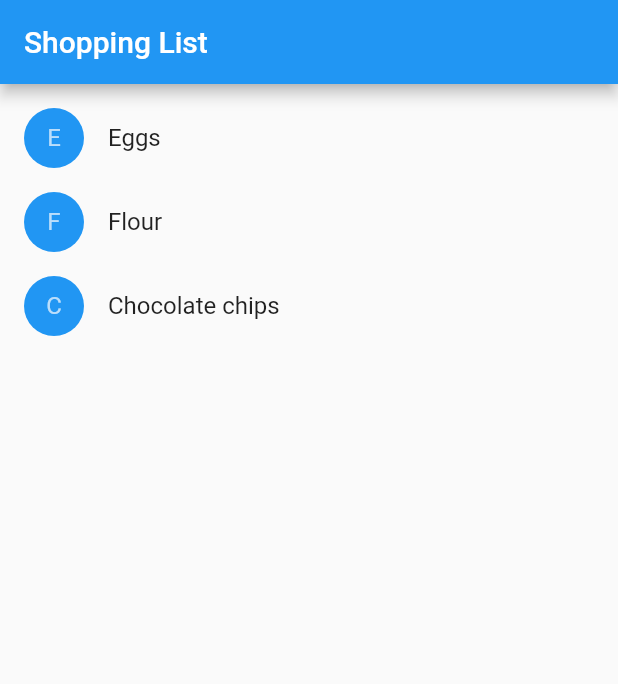
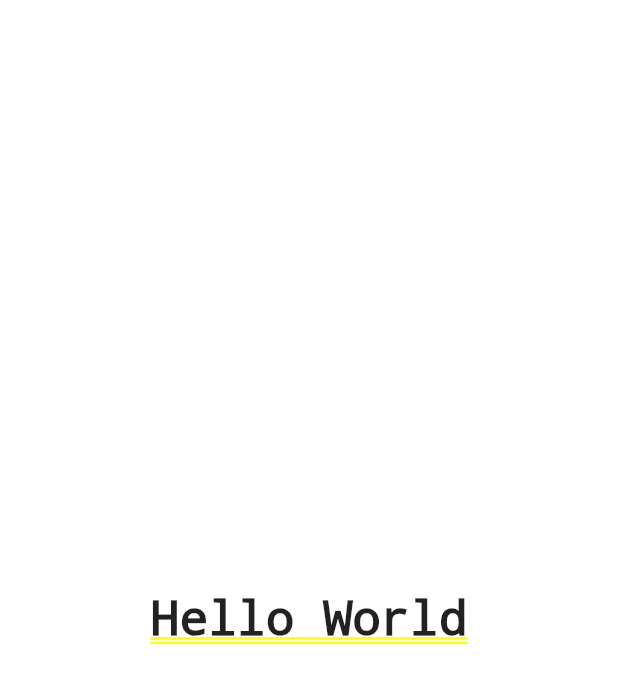
Before and after one commit to incredibleMJ/Flutter_DEMO, a Flutter app: the screen it shows after launch, on a phone screen of 412 x 824 dp. Shown: the top 684 px of the screen. Run offline on Flutter 3.47's test engine with Material 2 defaults, Android fonts, the phone set to English and light mode, and no system bars; missing offline and left inert: dart:ffi.

Commit message:
Layout a widget

```diff
--- a/my_flutter_app/lib/main.dart
+++ b/my_flutter_app/lib/main.dart
@@ -7,97 +7,24 @@ import 'dart:ffi';
 import 'package:flutter/material.dart';
 
 void main() {
-  runApp(MaterialApp(
-      title: 'Flutter Tutorial',
-      home: ShoppingList(
-        products: <Product>[
-          Product(name: 'Eggs'),
-          Product(name: 'Flour'),
-          Product(name: 'Chocolate chips')
-        ],
-      )));
+  runApp(MaterialApp(title: 'Flutter Tutorial', home: MyApp()));
 }
 
-class ShoppingList extends StatefulWidget {
-  ShoppingList({Key key, this.products}) : super(key: key);
-
-  final List<Product> products;
-
-  @override
-  _ShoppingListState createState() => _ShoppingListState();
-}
-
-class _ShoppingListState extends State<ShoppingList> {
-  Set<Product> _shoppingCart = Set<Product>();
-
-  void _handleCartChanged(Product product, bool inCart) {
-    setState(() {
-      if (!inCart)
-        _shoppingCart.add(product);
-      else
-        _shoppingCart.remove(product);
-    });
-  }
-
+class MyApp extends StatelessWidget {
   @override
   Widget build(BuildContext context) {
-    return Scaffold(
-      appBar: AppBar(
-        title: Text('Shopping List'),
-      ),
-      body: ListView(
-        padding: EdgeInsets.symmetric(vertical: 8.0),
-        children: widget.products.map((Product product) {
-          return ShoppingListItem(
-            product: product,
-            inCart: _shoppingCart.contains(product),
-            onCartChanged: _handleCartChanged,
-          );
-        }).toList(),
+    return Container(
+      decoration: BoxDecoration(color: Colors.white),
+      child: Center(
+        child: Text(
+          'Hello World',
+          textDirection: TextDirection.ltr,
+          style: TextStyle(
+            fontSize: 32,
+            color: Colors.black87,
+          ),
+        ),
       ),
     );
   }
 }
-
-class Product {
-  const Product({this.name});
-  final String name;
-}
-
-typedef void CartChangedCallback(Product product, bool inCart);
-
-class ShoppingListItem extends StatelessWidget {
-  ShoppingListItem({Product product, this.inCart, this.onCartChanged})
-      : product = product,
-        super(key: ObjectKey(product));
-
-  final Product product;
-  final bool inCart;
-  final CartChangedCallback onCartChanged;
-
-  Color _getColor(BuildContext context) {
-    return inCart ? Colors.black54 : Theme.of(context).primaryColor;
-  }
-
-  TextStyle _getTextStyle(BuildContext context) {
-    if (!inCart) return null;
-    return TextStyle(
-      color: Colors.black54,
-      decoration: TextDecoration.lineThrough,
-    );
-  }
-
-  @override
-  Widget build(BuildContext context) {
-    return ListTile(
-      onTap: () {
-        onCartChanged(product, inCart);
-      },
-      leading: CircleAvatar(
-        backgroundColor: _getColor(context),
-        child: Text(product.name[0]),
-      ),
-      title: Text(product.name, style: _getTextStyle(context)),
-    );
-  }
-}
```
